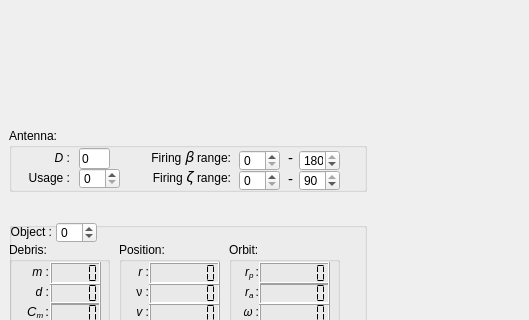
This is LODR3/Subsystems/ui_Files/GUI.ui in kajsaER/LODR as Qt 5 draws it before an edit; both pictures show x 0 to 529 and y 185 to 505 of the 780 by 626 pixel window. The edited form follows.
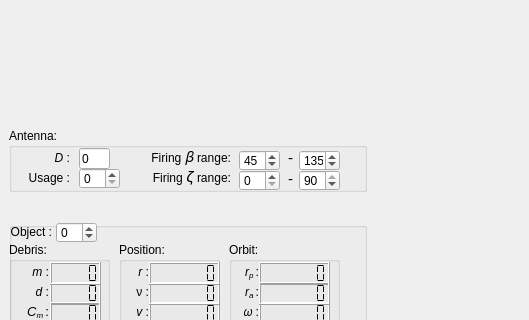
This is the edited form.

Commit message: Found error in laser widget

Diff of the .ui file:
```diff
--- a/LODR3/Subsystems/ui_Files/GUI.ui
+++ b/LODR3/Subsystems/ui_Files/GUI.ui
@@ -717,6 +717,9 @@
        <property name="maximum">
         <number>180</number>
        </property>
+       <property name="value">
+        <number>45</number>
+       </property>
       </widget>
       <widget class="QSpinBox" name="beta_max">
        <property name="geometry">
@@ -737,7 +740,7 @@
         <number>180</number>
        </property>
        <property name="value">
-        <number>180</number>
+        <number>135</number>
        </property>
       </widget>
       <widget class="QLabel" name="label">
```
The commit also changes 7 other files.
